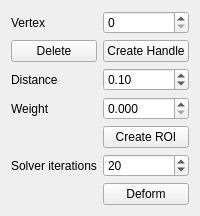
Before: the Qt Designer form deform/deform-widget.ui in ialhashim/ddtt-dev, drawn with Qt 5.
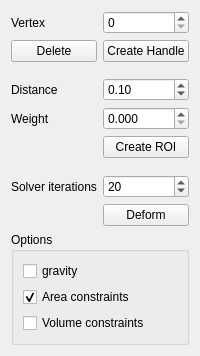
After: the same form once the commit is applied.

Commit message: [deform] testing volume constraints.

The edit to the form file:
```diff
--- a/deform/deform-widget.ui
+++ b/deform/deform-widget.ui
@@ -6,87 +6,62 @@
    <rect>
     <x>0</x>
     <y>0</y>
-    <width>181</width>
-    <height>215</height>
+    <width>185</width>
+    <height>356</height>
    </rect>
   </property>
   <property name="windowTitle">
    <string>Particles</string>
   </property>
   <layout class="QGridLayout" name="gridLayout">
-   <item row="0" column="1">
-    <widget class="QSpinBox" name="vertexID">
-     <property name="minimum">
-      <number>0</number>
+   <item row="9" column="0" colspan="2">
+    <widget class="QGroupBox" name="groupBox">
+     <property name="title">
+      <string>Options</string>
      </property>
-     <property name="maximum">
-      <number>999999999</number>
-     </property>
-     <property name="value">
-      <number>0</number>
-     </property>
+     <layout class="QGridLayout" name="gridLayout_2">
+      <item row="0" column="0">
+       <widget class="QCheckBox" name="gravityEnabled">
+        <property name="text">
+         <string>gravity</string>
+        </property>
+       </widget>
+      </item>
+      <item row="1" column="0">
+       <widget class="QCheckBox" name="areaConstraints">
+        <property name="text">
+         <string>Area constraints</string>
+        </property>
+        <property name="checked">
+         <bool>true</bool>
+        </property>
+       </widget>
+      </item>
+      <item row="2" column="0">
+       <widget class="QCheckBox" name="volumeConstraints">
+        <property name="text">
+         <string>Volume constraints</string>
+        </property>
+       </widget>
+      </item>
+     </layout>
     </widget>
    </item>
-   <item row="7" column="1">
-    <widget class="QPushButton" name="deformButton">
-     <property name="text">
-      <string>Deform</string>
-     </property>
-    </widget>
-   </item>
-   <item row="0" column="0">
-    <widget class="QLabel" name="label">
-     <property name="text">
-      <string>Vertex</string>
-     </property>
-    </widget>
-   </item>
-   <item row="5" column="0">
+   <item row="7" column="0">
     <widget class="QLabel" name="label_2">
      <property name="text">
       <string>Solver iterations</string>
      </property>
     </widget>
    </item>
-   <item row="4" column="1">
-    <widget class="QPushButton" name="createROI">
-     <property name="text">
-      <string>Create ROI</string>
-     </property>
-    </widget>
-   </item>
-   <item row="1" column="1">
-    <widget class="QPushButton" name="createHandle">
-     <property name="text">
-      <string>Create Handle</string>
-     </property>
-    </widget>
-   </item>
-   <item row="1" column="0">
-    <widget class="QPushButton" name="deleteHandle">
-     <property name="text">
-      <string>Delete</string>
-     </property>
-    </widget>
-   </item>
-   <item row="2" column="0">
+   <item row="3" column="0">
     <widget class="QLabel" name="label_3">
      <property name="text">
       <string>Distance</string>
      </property>
     </widget>
    </item>
-   <item row="2" column="1">
-    <widget class="QDoubleSpinBox" name="roiDistance">
-     <property name="maximum">
-      <double>1.000000000000000</double>
-     </property>
-     <property name="value">
-      <double>0.100000000000000</double>
-     </property>
-    </widget>
-   </item>
-   <item row="5" column="1">
+   <item row="7" column="1">
     <widget class="QSpinBox" name="numSolverIterations">
      <property name="maximum">
       <number>999999999</number>
@@ -99,14 +74,51 @@
      </property>
     </widget>
    </item>
-   <item row="3" column="0">
+   <item row="0" column="1">
+    <widget class="QSpinBox" name="vertexID">
+     <property name="minimum">
+      <number>0</number>
+     </property>
+     <property name="maximum">
+      <number>999999999</number>
+     </property>
+     <property name="value">
+      <number>0</number>
+     </property>
+    </widget>
+   </item>
+   <item row="3" column="1">
+    <widget class="QDoubleSpinBox" name="roiDistance">
+     <property name="maximum">
+      <double>1.000000000000000</double>
+     </property>
+     <property name="value">
+      <double>0.100000000000000</double>
+     </property>
+    </widget>
+   </item>
+   <item row="4" column="0">
     <widget class="QLabel" name="label_4">
      <property name="text">
       <string>Weight</string>
      </property>
     </widget>
    </item>
-   <item row="3" column="1">
+   <item row="0" column="0">
+    <widget class="QLabel" name="label">
+     <property name="text">
+      <string>Vertex</string>
+     </property>
+    </widget>
+   </item>
+   <item row="5" column="1">
+    <widget class="QPushButton" name="createROI">
+     <property name="text">
+      <string>Create ROI</string>
+     </property>
+    </widget>
+   </item>
+   <item row="4" column="1">
     <widget class="QDoubleSpinBox" name="gaussWeight">
      <property name="decimals">
       <number>3</number>
@@ -116,6 +128,53 @@
      </property>
     </widget>
    </item>
+   <item row="8" column="1">
+    <widget class="QPushButton" name="deformButton">
+     <property name="text">
+      <string>Deform</string>
+     </property>
+    </widget>
+   </item>
+   <item row="1" column="0">
+    <widget class="QPushButton" name="deleteHandle">
+     <property name="text">
+      <string>Delete</string>
+     </property>
+    </widget>
+   </item>
+   <item row="1" column="1">
+    <widget class="QPushButton" name="createHandle">
+     <property name="text">
+      <string>Create Handle</string>
+     </property>
+    </widget>
+   </item>
+   <item row="6" column="1">
+    <spacer name="verticalSpacer">
+     <property name="orientation">
+      <enum>Qt::Vertical</enum>
+     </property>
+     <property name="sizeHint" stdset="0">
+      <size>
+       <width>20</width>
+       <height>40</height>
+      </size>
+     </property>
+    </spacer>
+   </item>
+   <item row="2" column="1">
+    <spacer name="verticalSpacer_2">
+     <property name="orientation">
+      <enum>Qt::Vertical</enum>
+     </property>
+     <property name="sizeHint" stdset="0">
+      <size>
+       <width>20</width>
+       <height>40</height>
+      </size>
+     </property>
+    </spacer>
+   </item>
   </layout>
  </widget>
  <resources/>
```
The commit also changes 4 other files.
